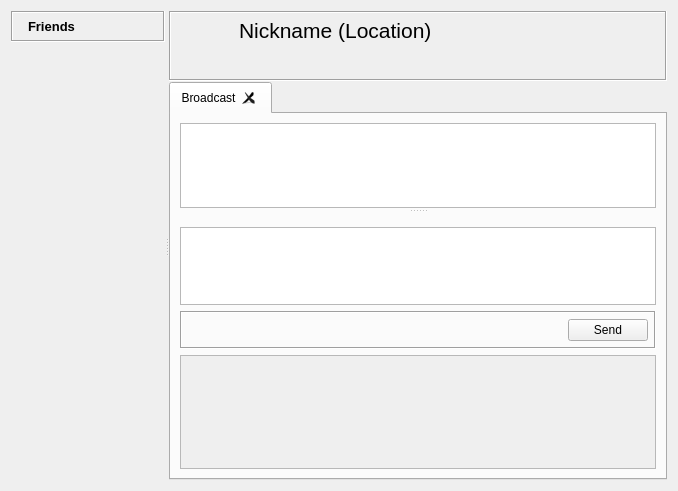
First picture: the form in retroshare-gui/src/gui/FriendsDialog.ui, repository RetroShare/RetroShare, before the edit.
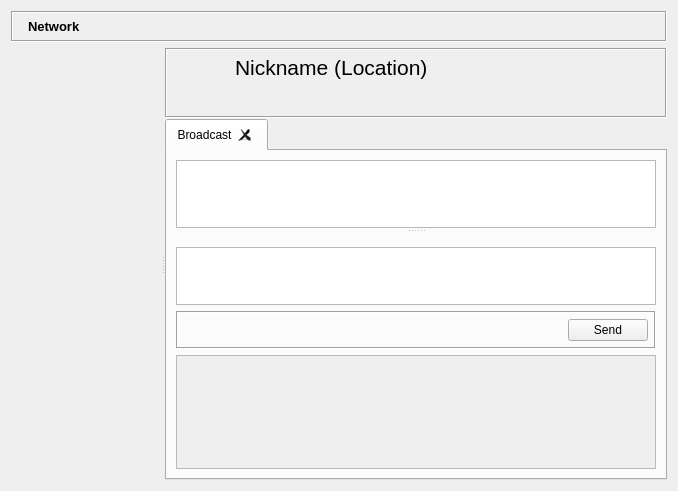
Second picture: the form after the edit. Icons and pictures are not drawn. Custom widgets are drawn as their Qt base class.

Commit message: improved layout of FriendsDialog, changed some naming to make it appear as a network visualization tab

```diff
--- a/retroshare-gui/src/gui/FriendsDialog.ui
+++ b/retroshare-gui/src/gui/FriendsDialog.ui
@@ -10,17 +10,7 @@
     <height>491</height>
    </rect>
   </property>
-  <layout class="QGridLayout" name="gridLayout_2">
-   <item row="0" column="0">
-    <widget class="QSplitter" name="splitter">
-     <property name="orientation">
-      <enum>Qt::Horizontal</enum>
-     </property>
-     <widget class="QWidget" name="">
-      <layout class="QVBoxLayout" name="verticalLayout_2">
-       <property name="spacing">
-        <number>1</number>
-       </property>
+  <layout class="QVBoxLayout" name="verticalLayout">
        <item>
         <widget class="QFrame" name="titleBarFrame">
          <property name="sizePolicy">
@@ -59,7 +49,7 @@
              </font>
             </property>
             <property name="text">
-             <string>Friends</string>
+         <string>Network</string>
             </property>
            </widget>
           </item>
@@ -97,11 +87,10 @@
         </widget>
        </item>
        <item>
-        <layout class="QVBoxLayout" name="verticalLayout">
-         <property name="spacing">
-          <number>2</number>
-         </property>
-         <item>
+    <widget class="QSplitter" name="splitter">
+     <property name="orientation">
+      <enum>Qt::Horizontal</enum>
+     </property>
           <widget class="FriendList" name="friendList" native="true">
            <property name="sizePolicy">
             <sizepolicy hsizetype="MinimumExpanding" vsizetype="Expanding">
@@ -121,11 +110,6 @@
              <height>16777215</height>
             </size>
            </property>
-          </widget>
-         </item>
-        </layout>
-       </item>
-      </layout>
      </widget>
      <widget class="QWidget" name="layoutWidget_1">
       <layout class="QGridLayout" name="tabLayout">
```
Lines whose indentation alone changed are shown as unchanged. The commit also changes 2 other files.
